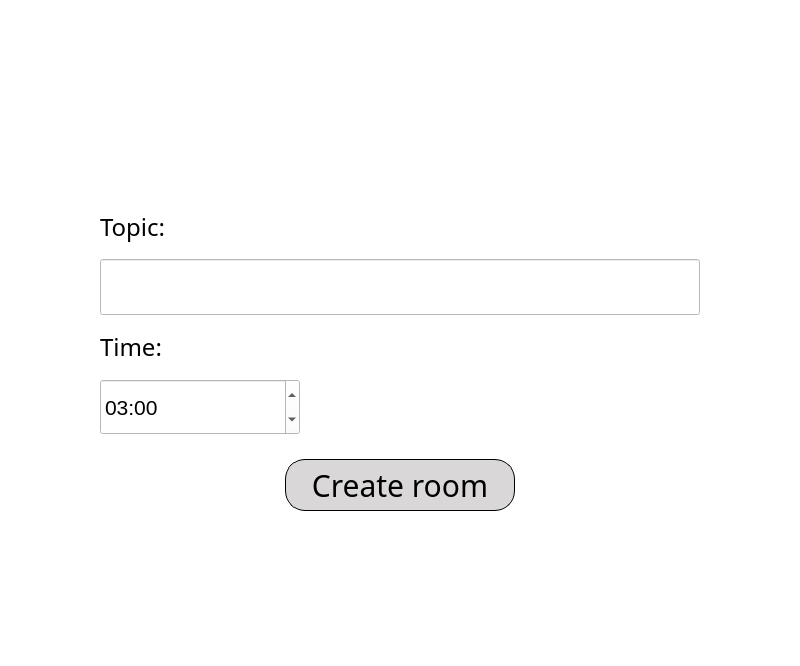
First picture: the form in OS_Lab9_Server/mainwindow.ui, repository Bohdan2113/OS_Lab9_Server, before the edit.
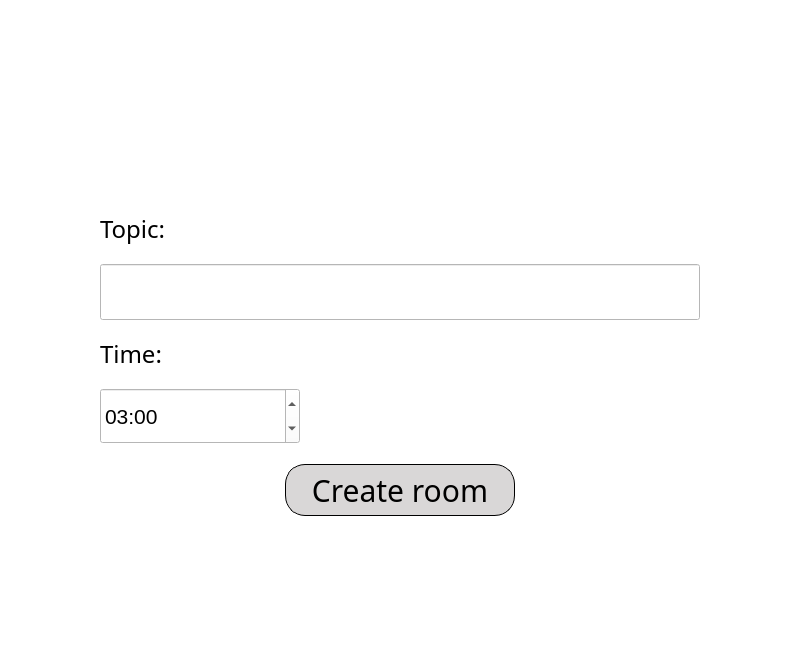
Second picture: the form after the edit. The open tabs and pages were chosen to show the change. Icons and pictures are not drawn.

```diff
--- a/OS_Lab9_Server/mainwindow.ui
+++ b/OS_Lab9_Server/mainwindow.ui
@@ -50,43 +50,6 @@
          <number>0</number>
         </property>
         <property name="leftMargin">
-         <number>0</number>
-        </property>
-        <property name="topMargin">
-         <number>0</number>
-        </property>
-        <property name="rightMargin">
-         <number>0</number>
-        </property>
-        <property name="bottomMargin">
-         <number>0</number>
-        </property>
-        <item>
-         <widget class="QWidget" name="widget" native="true">
-          <property name="sizePolicy">
-           <sizepolicy hsizetype="Preferred" vsizetype="Preferred">
-            <horstretch>0</horstretch>
-            <verstretch>0</verstretch>
-           </sizepolicy>
-          </property>
-          <property name="minimumSize">
-           <size>
-            <width>500</width>
-            <height>600</height>
-           </size>
-          </property>
-          <property name="autoFillBackground">
-           <bool>false</bool>
-          </property>
-          <property name="styleSheet">
-           <string notr="true">background: transparent;
-</string>
-          </property>
-          <layout class="QVBoxLayout" name="verticalLayout_3">
-           <property name="spacing">
-            <number>4</number>
-           </property>
-           <property name="leftMargin">
             <number>100</number>
            </property>
            <property name="topMargin">
@@ -96,7 +59,7 @@
             <number>100</number>
            </property>
            <property name="bottomMargin">
-            <number>5</number>
+         <number>0</number>
            </property>
            <item>
             <spacer name="verticalSpacer_2">
@@ -338,9 +301,6 @@
            </item>
           </layout>
          </widget>
-        </item>
-       </layout>
-      </widget>
       <widget class="QWidget" name="hamstersPage">
        <property name="styleSheet">
         <string notr="true">background-image: url(:/image/images/moneyBackgroung.png);</string>
```
Left out of the diff: 14 changed lines with no effect on the pictures. Lines whose indentation alone changed are shown as unchanged.
